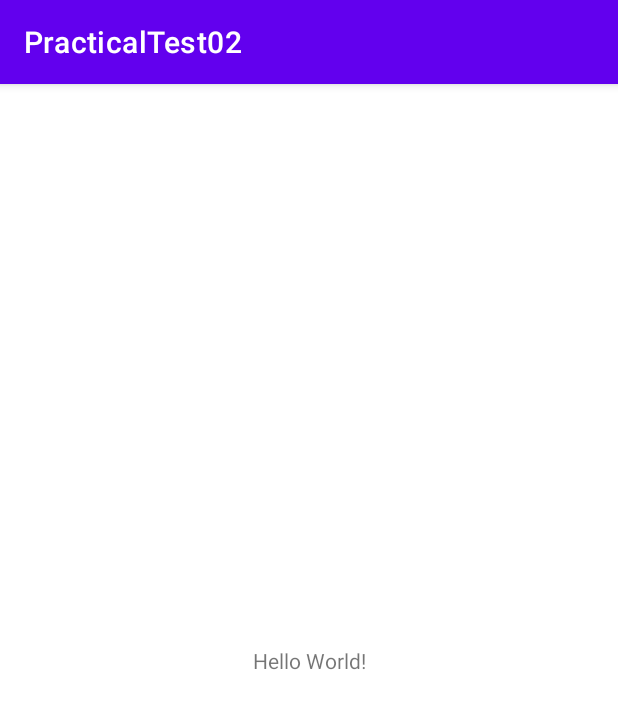
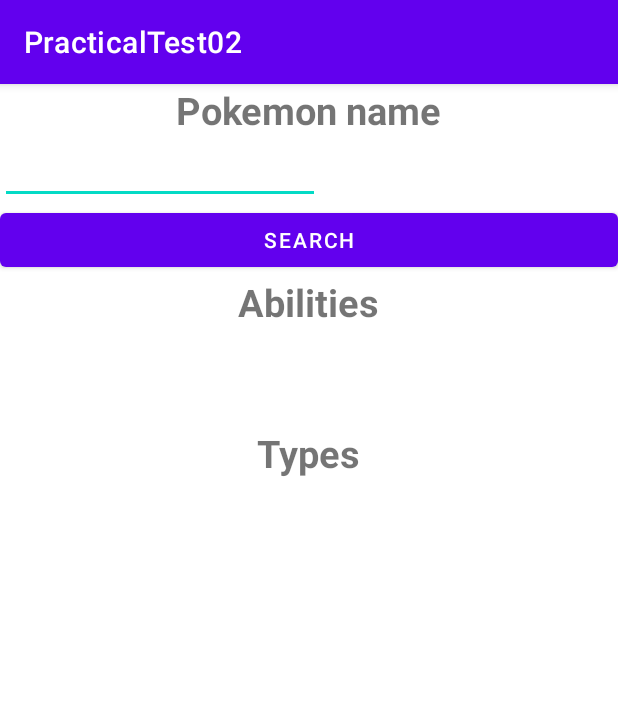
Before and after one commit to gustamarius/PracticalTest02, an Android app: the screen it shows after launch (MainActivity before the commit, PracticalTest02MainActivity after it), on a phone screen of 412 x 824 dp. Shown: the top 709 px of the screen. Run offline under Robolectric (Android 15) with nearby library versions, the phone set to English and light mode, and no system bars.

Commit message:
interfata grafica

```diff
--- a/PracticalTest02/app/build.gradle
+++ b/PracticalTest02/app/build.gradle
@@ -33,6 +33,7 @@ dependencies {
     implementation 'com.google.android.material:material:1.3.0'
     implementation 'androidx.constraintlayout:constraintlayout:2.0.4'
     testImplementation 'junit:junit:4.+'
+    implementation 'com.squareup.picasso:picasso:2.71828'
     androidTestImplementation 'androidx.test.ext:junit:1.1.2'
     androidTestImplementation 'androidx.test.espresso:espresso-core:3.3.0'
 }
--- a/PracticalTest02/app/src/main/AndroidManifest.xml
+++ b/PracticalTest02/app/src/main/AndroidManifest.xml
@@ -1,7 +1,7 @@
 <?xml version="1.0" encoding="utf-8"?>
 <manifest xmlns:android="http://schemas.android.com/apk/res/android"
     package="ro.pub.cs.systems.eim.practicaltest02">
-
+    <uses-permission android:name="android.permission.INTERNET" />
     <application
         android:allowBackup="true"
         android:icon="@mipmap/ic_launcher"
@@ -9,7 +9,7 @@
         android:roundIcon="@mipmap/ic_launcher_round"
         android:supportsRtl="true"
         android:theme="@style/Theme.PracticalTest02">
-        <activity android:name=".MainActivity">
+        <activity android:name=".PracticalTest02MainActivity">
             <intent-filter>
                 <action android:name="android.intent.action.MAIN" />
 
--- /dev/null
+++ b/PracticalTest02/app/src/main/java/ro/pub/cs/systems/eim/practicaltest02/ClientThread.java
@@ -0,0 +1,4 @@
+package ro.pub.cs.systems.eim.practicaltest02;
+
+public class ClientThread {
+}
--- /dev/null
+++ b/PracticalTest02/app/src/main/java/ro/pub/cs/systems/eim/practicaltest02/CommunicationThread.java
@@ -0,0 +1,4 @@
+package ro.pub.cs.systems.eim.practicaltest02;
+
+public class CommunicationThread {
+}
--- /dev/null
+++ b/PracticalTest02/app/src/main/java/ro/pub/cs/systems/eim/practicaltest02/Constants.java
@@ -0,0 +1,4 @@
+package ro.pub.cs.systems.eim.practicaltest02;
+
+public class Constants {
+}
--- a/PracticalTest02/app/src/main/java/ro/pub/cs/systems/eim/practicaltest02/MainActivity.java
+++ b/PracticalTest02/app/src/main/java/ro/pub/cs/systems/eim/practicaltest02/PracticalTest02MainActivity.java
@@ -4,11 +4,11 @@ import androidx.appcompat.app.AppCompatActivity;
 
 import android.os.Bundle;
 
-public class MainActivity extends AppCompatActivity {
+public class PracticalTest02MainActivity extends AppCompatActivity {
 
     @Override
     protected void onCreate(Bundle savedInstanceState) {
         super.onCreate(savedInstanceState);
-        setContentView(R.layout.activity_main);
+        setContentView(R.layout.activity_practical_test02_main);
     }
 }
--- /dev/null
+++ b/PracticalTest02/app/src/main/java/ro/pub/cs/systems/eim/practicaltest02/ServerThread.java
@@ -0,0 +1,8 @@
+package ro.pub.cs.systems.eim.practicaltest02;
+
+import java.net.ServerSocket;
+
+public class ServerThread extends Thread{
+    private int port = 0;
+    private ServerSocket serverSocket = null;
+}
--- /dev/null
+++ b/PracticalTest02/app/src/main/java/ro/pub/cs/systems/eim/practicaltest02/Utilities.java
@@ -0,0 +1,19 @@
+package ro.pub.cs.systems.eim.practicaltest02;
+
+import java.io.BufferedReader;
+import java.io.IOException;
+import java.io.InputStreamReader;
+import java.io.PrintWriter;
+import java.net.Socket;
+
+public class Utilities {
+
+    public static BufferedReader getReader(Socket socket) throws IOException {
+        return new BufferedReader(new InputStreamReader(socket.getInputStream()));
+    }
+
+    public static PrintWriter getWriter(Socket socket) throws IOException {
+        return new PrintWriter(socket.getOutputStream(), true);
+    }
+
+}
--- a/PracticalTest02/app/src/main/res/layout/activity_main.xml
+++ /dev/null
@@ -1,18 +0,0 @@
-<?xml version="1.0" encoding="utf-8"?>
-<androidx.constraintlayout.widget.ConstraintLayout xmlns:android="http://schemas.android.com/apk/res/android"
-    xmlns:app="http://schemas.android.com/apk/res-auto"
-    xmlns:tools="http://schemas.android.com/tools"
-    android:layout_width="match_parent"
-    android:layout_height="match_parent"
-    tools:context=".MainActivity">
-
-    <TextView
-        android:layout_width="wrap_content"
-        android:layout_height="wrap_content"
-        android:text="Hello World!"
-        app:layout_constraintBottom_toBottomOf="parent"
-        app:layout_constraintLeft_toLeftOf="parent"
-        app:layout_constraintRight_toRightOf="parent"
-        app:layout_constraintTop_toTopOf="parent" />
-
-</androidx.constraintlayout.widget.ConstraintLayout>
--- /dev/null
+++ b/PracticalTest02/app/src/main/res/layout/activity_practical_test02_main.xml
@@ -0,0 +1,71 @@
+<?xml version="1.0" encoding="utf-8"?>
+<LinearLayout xmlns:android="http://schemas.android.com/apk/res/android"
+    xmlns:app="http://schemas.android.com/apk/res-auto"
+    xmlns:tools="http://schemas.android.com/tools"
+    android:layout_width="match_parent"
+    android:layout_height="match_parent"
+    android:orientation="vertical"
+    tools:context=".PracticalTest02MainActivity">
+
+    <TextView
+        android:layout_width="wrap_content"
+        android:layout_height="wrap_content"
+        android:layout_gravity="center"
+        android:textSize="25sp"
+        android:textStyle="bold"
+
+        android:text="Pokemon name" />
+
+    <EditText
+        android:id="@+id/editTextViewServerPort"
+        android:layout_width="wrap_content"
+        android:layout_height="wrap_content"
+        android:ems="10"
+        android:inputType="textPersonName"
+        android:text=""
+        android:autofillHints="" />
+
+    <Button
+        android:id="@+id/buttonSubmit"
+        android:layout_width="match_parent"
+        android:layout_height="wrap_content"
+        android:text="Search" />
+
+    <ImageView
+        android:id="@+id/imageView"
+        android:layout_width="match_parent"
+        android:layout_height="wrap_content"
+        tools:src="@tools:sample/avatars" />
+
+    <TextView
+        android:layout_width="wrap_content"
+        android:layout_height="wrap_content"
+        android:layout_gravity="center"
+        android:textSize="25sp"
+        android:textStyle="bold"
+
+        android:text="Abilities" />
+
+    <TextView
+        android:id="@+id/textViewAbilities"
+        android:layout_width="match_parent"
+        android:layout_height="66dp"
+        android:textSize="24sp" />
+
+    <TextView
+        android:layout_width="wrap_content"
+        android:layout_height="wrap_content"
+        android:layout_gravity="center"
+        android:textSize="25sp"
+        android:textStyle="bold"
+
+        android:text="Types" />
+
+    <TextView
+        android:id="@+id/textViewTypes"
+        android:layout_width="match_parent"
+        android:layout_height="66dp"
+        android:textSize="24sp" />
+
+
+</LinearLayout>
```
